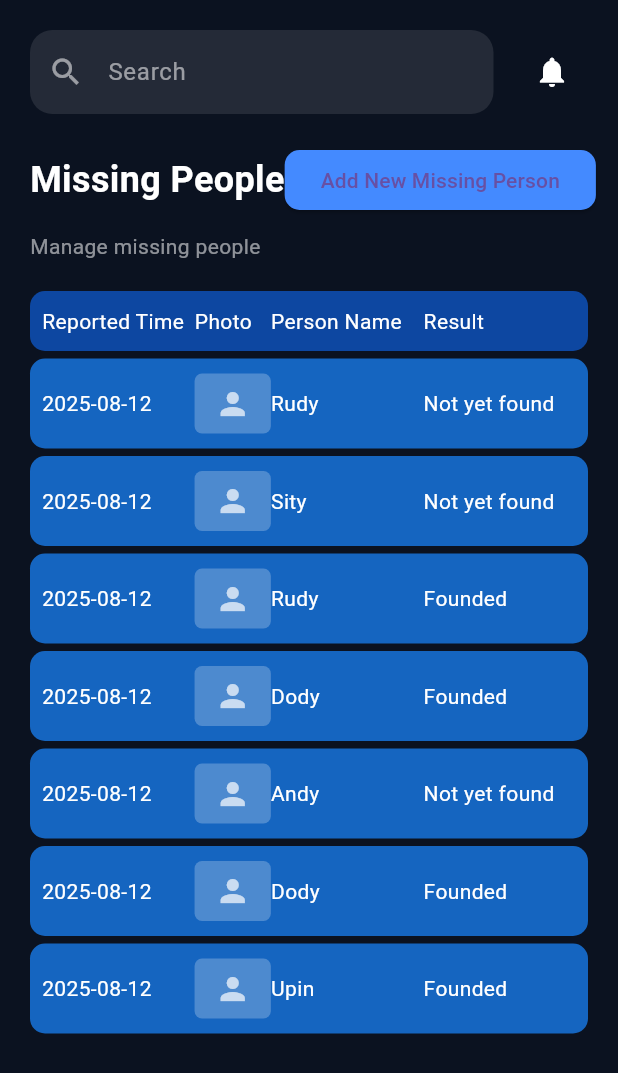
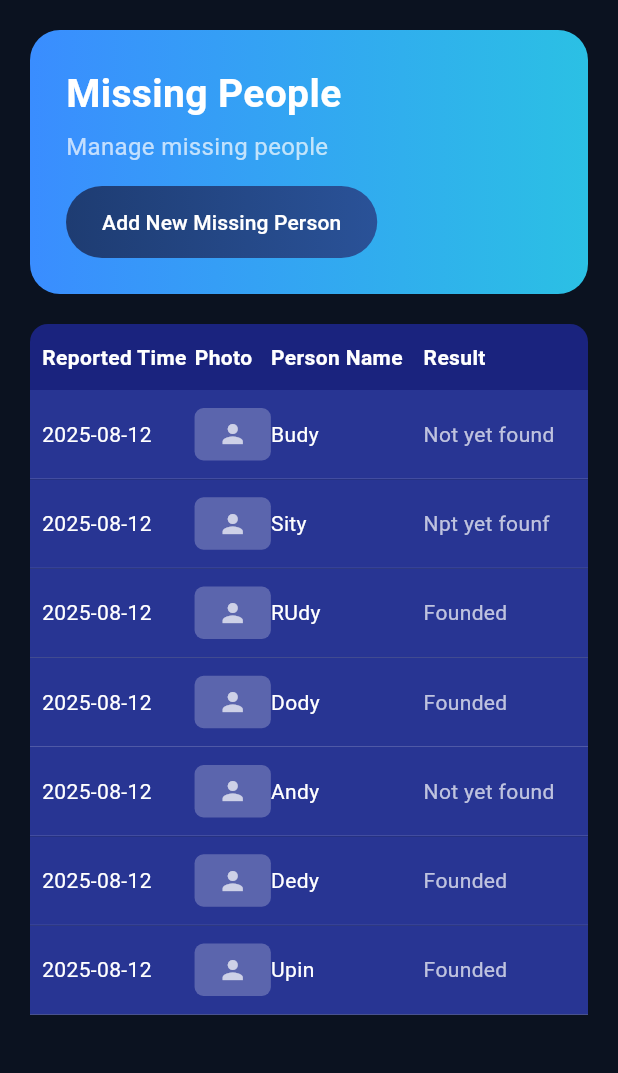
Before and after one commit to aureliazahra/bismillahsukses, a Flutter app: the MissingPeoplePage screen opened directly, on a phone screen of 412 x 824 dp. Shown: the top 1073 px of the screen. Run offline on Flutter 3.47's test engine with Material 3 defaults, Android fonts, the phone set to English and light mode, and no system bars; our stand-ins replace google_fonts.

Commit message:
header historylogs & missingpeople change

```diff
--- a/lib/content/missingpeople.dart
+++ b/lib/content/missingpeople.dart
@@ -8,24 +8,23 @@ class MissingPeoplePage extends StatefulWidget {
 }
 
 class _MissingPeoplePageState extends State<MissingPeoplePage> {
-  // Contoh data awal (nanti bisa diganti dari API/database)
   List<Map<String, String>> missingPeople = [
     {
       "reportedTime": "2025-08-12",
-      "photo": "", // path atau URL foto
-      "name": "Rudy",
+      "photo": "",
+      "name": "Budy",
       "result": "Not yet found"
     },
     {
       "reportedTime": "2025-08-12",
       "photo": "",
       "name": "Sity",
-      "result": "Not yet found"
+      "result": "Npt yet founf"
     },
     {
       "reportedTime": "2025-08-12",
       "photo": "",
-      "name": "Rudy",
+      "name": "RUdy",
       "result": "Founded"
     },
     {
@@ -43,7 +42,7 @@ class _MissingPeoplePageState extends State<MissingPeoplePage> {
     {
       "reportedTime": "2025-08-12",
       "photo": "",
-      "name": "Dody",
+      "name": "Dedy",
       "result": "Founded"
     },
     {
@@ -63,142 +62,157 @@ class _MissingPeoplePageState extends State<MissingPeoplePage> {
         child: Column(
           crossAxisAlignment: CrossAxisAlignment.start,
           children: [
-            // Search Bar & Notification Icon
-            Row(
-              children: [
-                Expanded(
-                  child: TextField(
-                    decoration: InputDecoration(
-                      filled: true,
-                      fillColor: Colors.white10,
-                      hintText: "Search",
-                      hintStyle: const TextStyle(color: Colors.white54),
-                      prefixIcon: const Icon(Icons.search, color: Colors.white54),
-                      border: OutlineInputBorder(
-                        borderRadius: BorderRadius.circular(15),
-                        borderSide: BorderSide.none,
+            // ==== HEADER BAR ====
+            Container(
+              width: double.infinity,
+              padding: const EdgeInsets.all(24),
+              decoration: BoxDecoration(
+                gradient: const LinearGradient(
+                  colors: [Color(0xFF3A8DFF), Color(0xFF2BC0E4)],
+                  begin: Alignment.centerLeft,
+                  end: Alignment.centerRight,
                 ),
+                borderRadius: BorderRadius.circular(20),
               ),
-                    style: const TextStyle(color: Colors.white),
-                  ),
-                ),
-                const SizedBox(width: 15),
-                IconButton(
-                  icon: const Icon(Icons.notifications, color: Colors.white),
-                  onPressed: () {},
-                ),
-              ],
-            ),
-            const SizedBox(height: 20),
-
-            // Title & Button
-            Row(
-              mainAxisAlignment: MainAxisAlignment.spaceBetween,
+              child: Column(
+                crossAxisAlignment: CrossAxisAlignment.start,
                 children: [
                   const Text(
                     "Missing People",
                     style: TextStyle(
-                    fontSize: 24,
+                      fontSize: 26,
                       fontWeight: FontWeight.bold,
                       color: Colors.white,
                     ),
                   ),
-                ElevatedButton(
-                  style: ElevatedButton.styleFrom(
-                    backgroundColor: Colors.blueAccent,
-                    shape: RoundedRectangleBorder(
-                      borderRadius: BorderRadius.circular(10),
+                  const SizedBox(height: 5),
+                  const Text(
+                    "Manage missing people",
+                    style: TextStyle(
+                      fontSize: 16,
+                      color: Colors.white70,
                     ),
                   ),
-                  onPressed: () {
-                    // Tambah data baru
-                  },
-                  child: const Text("Add New Missing Person"),
+                  const SizedBox(height: 15),
+                  // Tombol pill
+                  Container(
+                    decoration: BoxDecoration(
+                      gradient: const LinearGradient(
+                        colors: [Color(0xFF1E3C72), Color(0xFF2A5298)],
+                      ),
+                      borderRadius: BorderRadius.circular(30),
+                    ),
+                    child: ElevatedButton(
+                      style: ElevatedButton.styleFrom(
+                        backgroundColor: Colors.transparent,
+                        shadowColor: Colors.transparent,
+                        shape: RoundedRectangleBorder(
+                          borderRadius: BorderRadius.circular(30),
+                        ),
+                        padding: const EdgeInsets.symmetric(
+                            horizontal: 24, vertical: 12),
+                      ),
+                      onPressed: () {},
+                      child: const Text(
+                        "Add New Missing Person",
+                        style: TextStyle(fontSize: 14, color: Colors.white),
+                      ),
+                    ),
                   ),
                 ],
               ),
-            const SizedBox(height: 10),
-            const Text(
-              "Manage missing people",
-              style: TextStyle(color: Colors.white54),
             ),
             const SizedBox(height: 20),
 
-            // Table Header
+            // ==== TABLE HEADER ====
             Container(
-              padding: const EdgeInsets.symmetric(vertical: 10, horizontal: 8),
+              padding: const EdgeInsets.symmetric(vertical: 12, horizontal: 8),
               decoration: BoxDecoration(
-                color: Colors.blue.shade900,
-                borderRadius: BorderRadius.circular(10),
+                color: const Color(0xFF1A237E),
+                borderRadius: const BorderRadius.only(
+                  topLeft: Radius.circular(12),
+                  topRight: Radius.circular(12),
+                ),
               ),
               child: Row(
                 children: const [
                   Expanded(
                       flex: 2,
                       child: Text("Reported Time",
-                          style: TextStyle(color: Colors.white))),
+                          style: TextStyle(
+                              color: Colors.white,
+                              fontWeight: FontWeight.bold))),
                   Expanded(
                       flex: 1,
-                      child:
-                          Text("Photo", style: TextStyle(color: Colors.white))),
+                      child: Text("Photo",
+                          style: TextStyle(
+                              color: Colors.white,
+                              fontWeight: FontWeight.bold))),
                   Expanded(
                       flex: 2,
                       child: Text("Person Name",
-                          style: TextStyle(color: Colors.white))),
+                          style: TextStyle(
+                              color: Colors.white,
+                              fontWeight: FontWeight.bold))),
                   Expanded(
                       flex: 2,
-                      child:
-                          Text("Result", style: TextStyle(color: Colors.white))),
+                      child: Text("Result",
+                          style: TextStyle(
+                              color: Colors.white,
+                              fontWeight: FontWeight.bold))),
                 ],
               ),
             ),
 
-            // List Data
+            // ==== LIST DATA ====
             Expanded(
               child: ListView.builder(
                 itemCount: missingPeople.length,
                 itemBuilder: (context, index) {
                   final person = missingPeople[index];
                   return Container(
-                    margin: const EdgeInsets.only(top: 5),
-                    padding:
-                        const EdgeInsets.symmetric(vertical: 10, horizontal: 8),
-                    decoration: BoxDecoration(
-                      color: Colors.blue.shade800,
-                      borderRadius: BorderRadius.circular(10),
+                    padding: const EdgeInsets.symmetric(
+                        vertical: 12, horizontal: 8),
+                    decoration: const BoxDecoration(
+                      color: Color(0xFF283593),
+                      border: Border(
+                        bottom: BorderSide(color: Colors.white24, width: 0.5),
+                      ),
                     ),
                     child: Row(
                       children: [
                         Expanded(
                           flex: 2,
                           child: Text(person["reportedTime"] ?? "",
-                              style: const TextStyle(color: Colors.white)),
+                              style: const TextStyle(
+                                  color: Colors.white, fontSize: 14)),
                         ),
                         Expanded(
                           flex: 1,
                           child: Container(
-                            width: 40,
-                            height: 40,
+                            width: 35,
+                            height: 35,
                             decoration: BoxDecoration(
                               color: Colors.white24,
-                              borderRadius: BorderRadius.circular(5),
+                              borderRadius: BorderRadius.circular(6),
                             ),
                             child: person["photo"]!.isEmpty
                                 ? const Icon(Icons.person,
-                                    color: Colors.white70)
+                                    color: Colors.white70, size: 20)
                                 : Image.network(person["photo"]!),
                           ),
                         ),
                         Expanded(
                           flex: 2,
                           child: Text(person["name"] ?? "",
-                              style: const TextStyle(color: Colors.white)),
+                              style: const TextStyle(
+                                  color: Colors.white, fontSize: 14)),
                         ),
                         Expanded(
                           flex: 2,
                           child: Text(person["result"] ?? "",
                               style: const TextStyle(
-                                  color: Colors.white, fontSize: 14)),
+                                  color: Colors.white70, fontSize: 14)),
                         ),
                       ],
                     ),
```
Also changed, not shown: lib/content/historylogs.dart (+64 -54 lines). Lines whose indentation alone changed are shown as unchanged.
